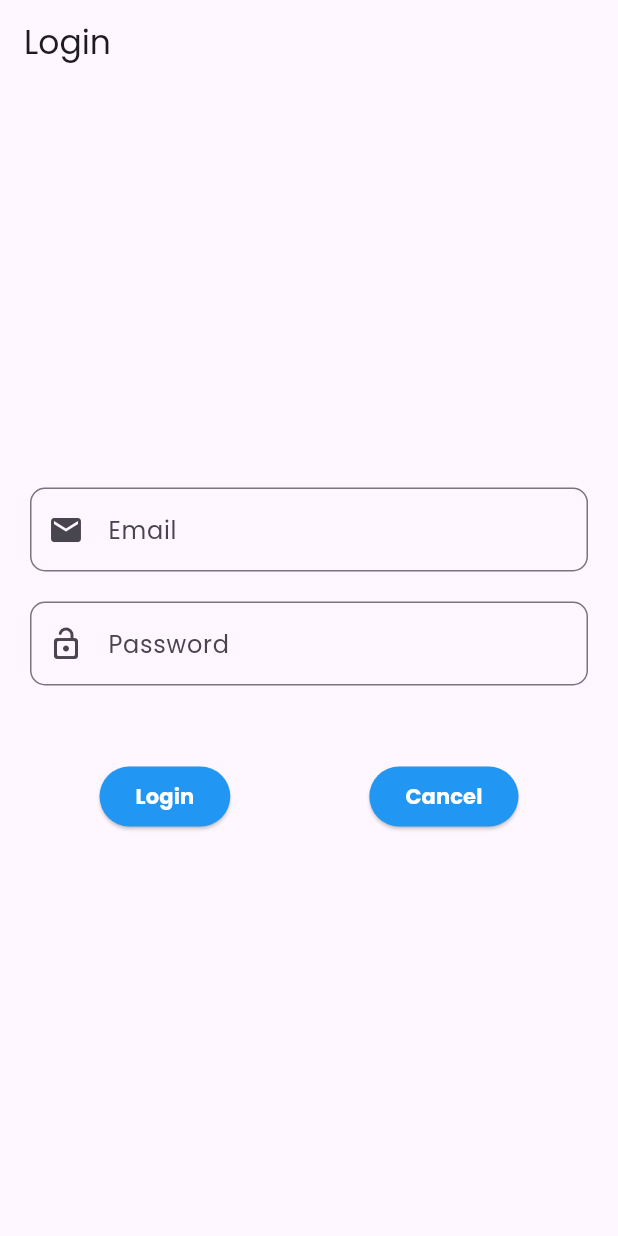
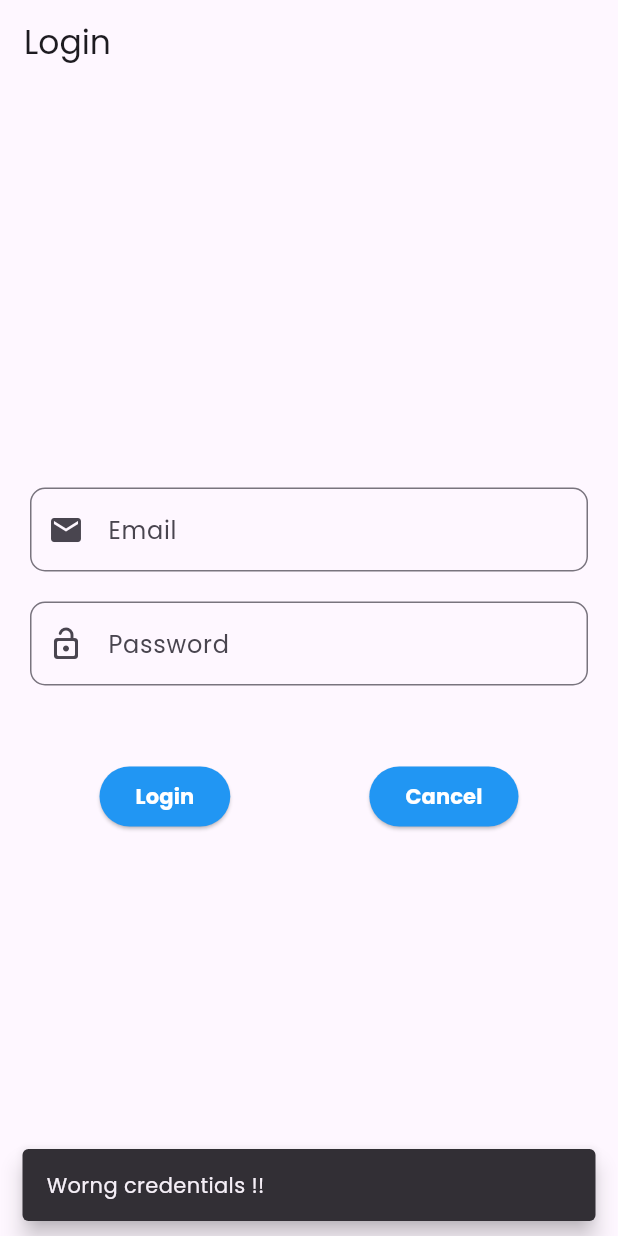
Before and after one commit to inderpalsingh/ecom_ui, a Flutter app: the screen it shows after launch, after a tap on "Login", on a phone screen of 412 x 824 dp. Run offline on Flutter 3.47's test engine with Material 3 defaults, Android fonts, the phone set to English and light mode, and no system bars; our stand-ins replace bloc, flutter_bloc, google_fonts.

Commit message:
bloc added for login

```diff
--- a/lib/data/repository/user_repository.dart
+++ b/lib/data/repository/user_repository.dart
@@ -11,7 +11,7 @@ class UserRepository{
   Future<dynamic> loginRepository({required String username,required String password})async{
 
     try{
-      return await remoteApiService.userLogin(baseUrl: BaseUrlService.LOGIN_URL);
+      return await remoteApiService.userLogin(baseUrl: BaseUrlService.LOGIN_URL, username: username, password: password);
     } catch (e){
       rethrow;
     }
--- a/lib/presentation/screens/login/login_page.dart
+++ b/lib/presentation/screens/login/login_page.dart
@@ -1,4 +1,7 @@
+import 'package:ecom_ui/presentation/screens/blocs/login/bloc/login_bloc.dart';
+import 'package:ecom_ui/presentation/screens/splash/splash_page.dart';
 import 'package:flutter/material.dart';
+import 'package:flutter_bloc/flutter_bloc.dart';
 
 class LoginPage extends StatelessWidget {
   const LoginPage({super.key});
@@ -11,7 +14,7 @@ class LoginPage extends StatelessWidget {
     return Scaffold(
       appBar: AppBar(title: const Text('Login')),
       body: Padding(
-        padding: const EdgeInsets.symmetric(horizontal: 20,vertical: 20),
+              padding: const EdgeInsets.symmetric(horizontal: 20, vertical: 20),
               child: Column(
                 mainAxisAlignment: MainAxisAlignment.center,
                 children: [
@@ -22,8 +25,7 @@ class LoginPage extends StatelessWidget {
                         prefixIcon: const Icon(Icons.email),
                         border: OutlineInputBorder(
                           borderRadius: BorderRadius.circular(10),
-                )
-              ),
+                        )),
                   ),
                   const SizedBox(height: 20),
                   TextField(
@@ -33,30 +35,42 @@ class LoginPage extends StatelessWidget {
                         prefixIcon: const Icon(Icons.lock_open_rounded),
                         border: OutlineInputBorder(
                           borderRadius: BorderRadius.circular(10),
-                )
-              ),
+                        )),
                   ),
                   const SizedBox(height: 50),
                   Row(
                     mainAxisAlignment: MainAxisAlignment.spaceAround,
                     children: [
                       ElevatedButton(
-                  style: ElevatedButton.styleFrom(
-                    backgroundColor: Colors.blue
+                        style: ElevatedButton.styleFrom(backgroundColor: Colors.blue),
+                          onPressed: () {
+                            if(userController.text.isNotEmpty && passController.text.isNotEmpty){
+                              context.read<LoginBloc>().add(UserLoginEvent(username: userController.text, password: passController.text));
+
+                              Navigator.pushReplacement(context, MaterialPageRoute(builder: (context)=> const SplashPage()));
+                            } else{
+                              ScaffoldMessenger.of(context).showSnackBar(
+                                const SnackBar(content: Text('Worng credentials !!'),
+                                behavior: SnackBarBehavior.floating,
                                 ),
-                  onPressed: () {}, child: const Text('Login',style: TextStyle(color: Colors.white, fontWeight: FontWeight.bold))),
+
+                              );
+                            }
+
+                          },
+                          child: const Text('Login', style: TextStyle(color: Colors.white, fontWeight: FontWeight.bold),
+                        )),
                       ElevatedButton(
-                  style: ElevatedButton.styleFrom(
-                    backgroundColor: Colors.blue
-                  ),
+                          style: ElevatedButton.styleFrom(backgroundColor: Colors.blue),
                           onPressed: () {
                             // Navigator.pop(context);
-                  }, child: const Text('Cancel',style: TextStyle(color: Colors.white, fontWeight: FontWeight.bold))),
+                          },
+                          child: const Text('Cancel', style: TextStyle(color: Colors.white, fontWeight: FontWeight.bold))),
                     ],
                   )
                 ],
               ),
-      ),
-    );
+            ));
           }
+
         }
```
Also changed, not shown: lib/services/remote_api_service.dart (+6 -11 lines). Lines whose indentation alone changed are shown as unchanged.
